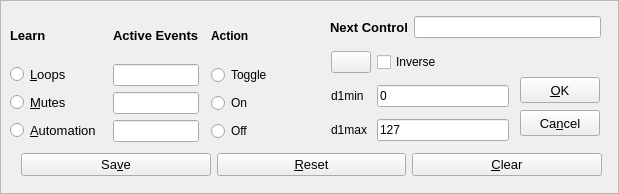
First picture: the form in seq_qt5/src/gui/qlearnframe.ui, repository ahlstromcj/seq66, before the edit.
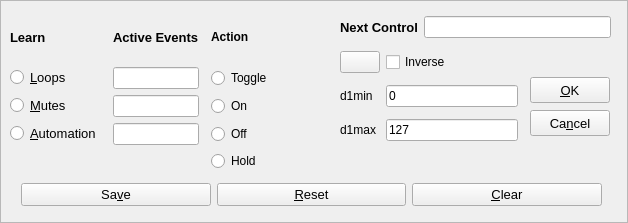
Second picture: the form after the edit.

Commit message: Added the 'hold' action to MIDI Learn.

Diff of the .ui file:
```diff
--- a/seq_qt5/src/gui/qlearnframe.ui
+++ b/seq_qt5/src/gui/qlearnframe.ui
@@ -6,8 +6,8 @@
    <rect>
     <x>0</x>
     <y>0</y>
-    <width>619</width>
-    <height>194</height>
+    <width>628</width>
+    <height>223</height>
    </rect>
   </property>
   <property name="windowTitle">
@@ -21,8 +21,8 @@
     <rect>
      <x>10</x>
      <y>13</y>
-     <width>301</width>
-     <height>129</height>
+     <width>321</width>
+     <height>158</height>
     </rect>
    </property>
    <layout class="QGridLayout" name="learn_grid_layout" columnstretch="2,1,3">
@@ -154,12 +154,23 @@
       </property>
      </widget>
     </item>
+    <item row="4" column="2">
+     <widget class="QRadioButton" name="radio_action_hold">
+      <property name="toolTip">
+       <string>A control pressed will be logged as an &quot;on&quot; action,
+while the release will be logged as an &quot;off&quot; action.</string>
+      </property>
+      <property name="text">
+       <string>Hold</string>
+      </property>
+     </widget>
+    </item>
    </layout>
   </widget>
-  <widget class="QWidget" name="layoutWidget">
+  <widget class="QWidget" name="layoutWidgetNextControl">
    <property name="geometry">
     <rect>
-     <x>330</x>
+     <x>340</x>
      <y>10</y>
      <width>271</width>
      <height>34</height>
@@ -184,10 +195,10 @@
     </item>
    </layout>
   </widget>
-  <widget class="QWidget" name="layoutWidget">
+  <widget class="QWidget" name="layoutWidgetGrid">
    <property name="geometry">
     <rect>
-     <x>331</x>
+     <x>340</x>
      <y>45</y>
      <width>178</width>
      <height>104</height>
@@ -245,7 +256,7 @@
   <widget class="QPushButton" name="ok_push_button">
    <property name="geometry">
     <rect>
-     <x>520</x>
+     <x>530</x>
      <y>77</y>
      <width>80</width>
      <height>26</height>
@@ -268,7 +279,7 @@
   <widget class="QPushButton" name="cancel_push_button">
    <property name="geometry">
     <rect>
-     <x>520</x>
+     <x>530</x>
      <y>110</y>
      <width>80</width>
      <height>26</height>
@@ -287,11 +298,11 @@
     <string>Ca&amp;ncel</string>
    </property>
   </widget>
-  <widget class="QWidget" name="layoutWidget">
+  <widget class="QWidget" name="layoutWidgetButtons">
    <property name="geometry">
     <rect>
      <x>21</x>
-     <y>150</y>
+     <y>180</y>
      <width>581</width>
      <height>30</height>
     </rect>
```
Left out of the diff: 98 changed lines with no effect on the pictures. The commit also changes 11 other files.
